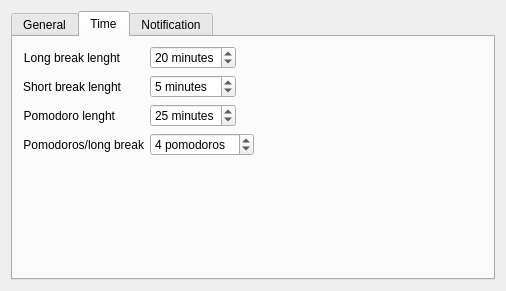
This is contents/ui/config.ui in arthurtaborda/Tomatoid as Qt 5 draws it before an edit. The edited form follows.
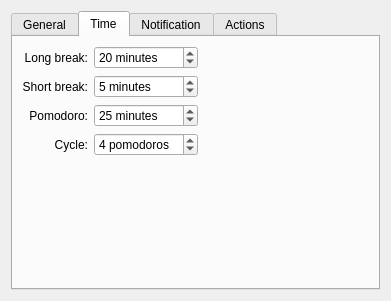
This is the edited form. The open tabs and pages were chosen to show the change. Custom widgets are drawn as their Qt base class.

Commit message: execute commands, shortcuts and config window rework

The edit to the form file:
```diff
--- a/contents/ui/config.ui
+++ b/contents/ui/config.ui
@@ -6,17 +6,17 @@
    <rect>
     <x>0</x>
     <y>0</y>
-    <width>506</width>
-    <height>291</height>
+    <width>391</width>
+    <height>301</height>
    </rect>
   </property>
-  <layout class="QGridLayout" name="gridLayout">
-   <item row="0" column="0">
-    <widget class="QTabWidget" name="tabWidget">
+  <layout class="QVBoxLayout" name="verticalLayout_3">
+   <item>
+    <widget class="QTabWidget" name="tabs">
      <property name="minimumSize">
       <size>
-       <width>370</width>
-       <height>200</height>
+       <width>0</width>
+       <height>0</height>
       </size>
      </property>
      <property name="currentIndex">
@@ -228,152 +228,10 @@
       <attribute name="title">
        <string>Time</string>
       </attribute>
-      <layout class="QFormLayout" name="formLayout">
-       <item row="0" column="0">
-        <widget class="QLabel" name="label_3">
-         <property name="text">
-          <string>Long break lenght</string>
-         </property>
-         <property name="alignment">
-          <set>Qt::AlignRight|Qt::AlignTrailing|Qt::AlignVCenter</set>
-         </property>
-        </widget>
-       </item>
-       <item row="0" column="1">
-        <layout class="QHBoxLayout" name="horizontalLayout_3">
-         <item>
-          <widget class="QSpinBox" name="kcfg_longBreakLenght">
-           <property name="suffix">
-            <string> minutes</string>
-           </property>
-           <property name="minimum">
-            <number>1</number>
-           </property>
-           <property name="maximum">
-            <number>60</number>
-           </property>
-           <property name="value">
-            <number>20</number>
-           </property>
-          </widget>
-         </item>
-         <item>
-          <spacer name="horizontalSpacer_4">
-           <property name="orientation">
-            <enum>Qt::Horizontal</enum>
-           </property>
-           <property name="sizeHint" stdset="0">
-            <size>
-             <width>40</width>
-             <height>20</height>
-            </size>
-           </property>
-          </spacer>
-         </item>
-        </layout>
-       </item>
-       <item row="1" column="0">
-        <widget class="QLabel" name="label_2">
-         <property name="text">
-          <string>Short break lenght</string>
-         </property>
-         <property name="alignment">
-          <set>Qt::AlignRight|Qt::AlignTrailing|Qt::AlignVCenter</set>
-         </property>
-        </widget>
-       </item>
-       <item row="1" column="1">
-        <layout class="QHBoxLayout" name="horizontalLayout_2">
-         <item>
-          <widget class="QSpinBox" name="kcfg_shortBreakLenght">
-           <property name="suffix">
-            <string> minutes</string>
-           </property>
-           <property name="minimum">
-            <number>1</number>
-           </property>
-           <property name="maximum">
-            <number>60</number>
-           </property>
-           <property name="value">
-            <number>5</number>
-           </property>
-          </widget>
-         </item>
-         <item>
-          <spacer name="horizontalSpacer">
-           <property name="orientation">
-            <enum>Qt::Horizontal</enum>
-           </property>
-           <property name="sizeHint" stdset="0">
-            <size>
-             <width>40</width>
-             <height>20</height>
-            </size>
-           </property>
-          </spacer>
-         </item>
-        </layout>
-       </item>
-       <item row="2" column="0">
-        <widget class="QLabel" name="label">
-         <property name="layoutDirection">
-          <enum>Qt::LeftToRight</enum>
-         </property>
-         <property name="text">
-          <string>Pomodoro lenght</string>
-         </property>
-         <property name="alignment">
-          <set>Qt::AlignRight|Qt::AlignTrailing|Qt::AlignVCenter</set>
-         </property>
-        </widget>
-       </item>
-       <item row="2" column="1">
-        <layout class="QHBoxLayout" name="horizontalLayout" stretch="0,0">
-         <item>
-          <widget class="QSpinBox" name="kcfg_pomodoroLenght">
-           <property name="suffix">
-            <string> minutes</string>
-           </property>
-           <property name="minimum">
-            <number>1</number>
-           </property>
-           <property name="maximum">
-            <number>60</number>
-           </property>
-           <property name="value">
-            <number>25</number>
-           </property>
-          </widget>
-         </item>
-         <item>
-          <spacer name="horizontalSpacer_3">
-           <property name="orientation">
-            <enum>Qt::Horizontal</enum>
-           </property>
-           <property name="sizeHint" stdset="0">
-            <size>
-             <width>40</width>
-             <height>20</height>
-            </size>
-           </property>
-          </spacer>
-         </item>
-        </layout>
-       </item>
-       <item row="3" column="0">
-        <widget class="QLabel" name="label_4">
-         <property name="text">
-          <string>Pomodoros/long break</string>
-         </property>
-         <property name="alignment">
-          <set>Qt::AlignRight|Qt::AlignTrailing|Qt::AlignVCenter</set>
-         </property>
-        </widget>
-       </item>
-       <item row="3" column="1">
-        <layout class="QHBoxLayout" name="horizontalLayout_4">
-         <item>
+      <layout class="QVBoxLayout" name="verticalLayout_4">
+       <item>
+        <layout class="QGridLayout" name="gridLayout_2">
+         <item row="3" column="1">
           <widget class="QSpinBox" name="kcfg_pomodorosPerLongBreak">
            <property name="suffix">
             <string> pomodoros</string>
@@ -389,8 +247,138 @@
            </property>
           </widget>
          </item>
-         <item>
-          <spacer name="horizontalSpacer_5">
+         <item row="2" column="0">
+          <widget class="QLabel" name="label">
+           <property name="layoutDirection">
+            <enum>Qt::LeftToRight</enum>
+           </property>
+           <property name="text">
+            <string>Pomodoro:</string>
+           </property>
+           <property name="alignment">
+            <set>Qt::AlignRight|Qt::AlignTrailing|Qt::AlignVCenter</set>
+           </property>
+          </widget>
+         </item>
+         <item row="1" column="0">
+          <widget class="QLabel" name="label_2">
+           <property name="text">
+            <string>Short break:</string>
+           </property>
+           <property name="alignment">
+            <set>Qt::AlignRight|Qt::AlignTrailing|Qt::AlignVCenter</set>
+           </property>
+          </widget>
+         </item>
+         <item row="2" column="1">
+          <widget class="QSpinBox" name="kcfg_pomodoroLenght">
+           <property name="suffix">
+            <string> minutes</string>
+           </property>
+           <property name="minimum">
+            <number>1</number>
+           </property>
+           <property name="maximum">
+            <number>60</number>
+           </property>
+           <property name="value">
+            <number>25</number>
+           </property>
+          </widget>
+         </item>
+         <item row="1" column="1">
+          <widget class="QSpinBox" name="kcfg_shortBreakLenght">
+           <property name="suffix">
+            <string> minutes</string>
+           </property>
+           <property name="minimum">
+            <number>1</number>
+           </property>
+           <property name="maximum">
+            <number>60</number>
+           </property>
+           <property name="value">
+            <number>5</number>
+           </property>
+          </widget>
+         </item>
+         <item row="3" column="0">
+          <widget class="QLabel" name="label_4">
+           <property name="text">
+            <string>Cycle:</string>
+           </property>
+           <property name="alignment">
+            <set>Qt::AlignRight|Qt::AlignTrailing|Qt::AlignVCenter</set>
+           </property>
+          </widget>
+         </item>
+         <item row="0" column="1">
+          <widget class="QSpinBox" name="kcfg_longBreakLenght">
+           <property name="suffix">
+            <string> minutes</string>
+           </property>
+           <property name="minimum">
+            <number>1</number>
+           </property>
+           <property name="maximum">
+            <number>60</number>
+           </property>
+           <property name="value">
+            <number>20</number>
+           </property>
+          </widget>
+         </item>
+         <item row="0" column="0">
+          <widget class="QLabel" name="label_3">
+           <property name="text">
+            <string>Long break:</string>
+           </property>
+           <property name="alignment">
+            <set>Qt::AlignRight|Qt::AlignTrailing|Qt::AlignVCenter</set>
+           </property>
+          </widget>
+         </item>
+         <item row="1" column="2">
+          <spacer name="horizontalSpacer_9">
+           <property name="orientation">
+            <enum>Qt::Horizontal</enum>
+           </property>
+           <property name="sizeHint" stdset="0">
+            <size>
+             <width>40</width>
+             <height>20</height>
+            </size>
+           </property>
+          </spacer>
+         </item>
+         <item row="0" column="2">
+          <spacer name="horizontalSpacer_3">
+           <property name="orientation">
+            <enum>Qt::Horizontal</enum>
+           </property>
+           <property name="sizeHint" stdset="0">
+            <size>
+             <width>40</width>
+             <height>20</height>
+            </size>
+           </property>
+          </spacer>
+         </item>
+         <item row="2" column="2">
+          <spacer name="horizontalSpacer_10">
+           <property name="orientation">
+            <enum>Qt::Horizontal</enum>
+           </property>
+           <property name="sizeHint" stdset="0">
+            <size>
+             <width>40</width>
+             <height>20</height>
+            </size>
+           </property>
+          </spacer>
+         </item>
+         <item row="3" column="2">
+          <spacer name="horizontalSpacer_11">
            <property name="orientation">
             <enum>Qt::Horizontal</enum>
            </property>
@@ -404,6 +392,19 @@
          </item>
         </layout>
        </item>
+       <item>
+        <spacer name="verticalSpacer_3">
+         <property name="orientation">
+          <enum>Qt::Vertical</enum>
+         </property>
+         <property name="sizeHint" stdset="0">
+          <size>
+           <width>20</width>
+           <height>40</height>
+          </size>
+         </property>
+        </spacer>
+       </item>
       </layout>
      </widget>
      <widget class="QWidget" name="notification">
@@ -454,12 +455,133 @@
          </layout>
         </widget>
        </item>
+       <item>
+        <spacer name="verticalSpacer_2">
+         <property name="orientation">
+          <enum>Qt::Vertical</enum>
+         </property>
+         <property name="sizeHint" stdset="0">
+          <size>
+           <width>20</width>
+           <height>40</height>
+          </size>
+         </property>
+        </spacer>
+       </item>
+      </layout>
+     </widget>
+     <widget class="QWidget" name="tab">
+      <attribute name="title">
+       <string>Actions</string>
+      </attribute>
+      <layout class="QVBoxLayout" name="verticalLayout_6">
+       <item>
+        <widget class="QGroupBox" name="groupBox_2">
+         <property name="title">
+          <string>Run command</string>
+         </property>
+         <layout class="QVBoxLayout" name="verticalLayout_7">
+          <item>
+           <layout class="QGridLayout" name="gridLayout">
+            <item row="0" column="1">
+             <widget class="KLineEdit" name="kcfg_actionStartTimer">
+              <property name="showClearButton" stdset="0">
+               <bool>true</bool>
+              </property>
+             </widget>
+            </item>
+            <item row="0" column="0">
+             <widget class="QLabel" name="label_6">
+              <property name="text">
+               <string>Start timer: </string>
+              </property>
+              <property name="alignment">
+               <set>Qt::AlignRight|Qt::AlignTrailing|Qt::AlignVCenter</set>
+              </property>
+             </widget>
+            </item>
+            <item row="2" column="0">
+             <widget class="QLabel" name="label_7">
+              <property name="text">
+               <string>End break:</string>
+              </property>
+              <property name="alignment">
+               <set>Qt::AlignRight|Qt::AlignTrailing|Qt::AlignVCenter</set>
+              </property>
+             </widget>
+            </item>
+            <item row="1" column="0">
+             <widget class="QLabel" name="label_5">
+              <property name="text">
+               <string>Start break:</string>
+              </property>
+              <property name="alignment">
+               <set>Qt::AlignRight|Qt::AlignTrailing|Qt::AlignVCenter</set>
+              </property>
+             </widget>
+            </item>
+            <item row="3" column="0">
+             <widget class="QLabel" name="label_9">
+              <property name="text">
+               <string>End cycle:</string>
+              </property>
+              <property name="alignment">
+               <set>Qt::AlignRight|Qt::AlignTrailing|Qt::AlignVCenter</set>
+              </property>
+             </widget>
+            </item>
+            <item row="1" column="1">
+             <widget class="KLineEdit" name="kcfg_actionStartBreak">
+              <property name="showClearButton" stdset="0">
+               <bool>true</bool>
+              </property>
+             </widget>
+            </item>
+            <item row="2" column="1">
+             <widget class="KLineEdit" name="kcfg_actionEndBreak">
+              <property name="showClearButton" stdset="0">
+               <bool>true</bool>
+              </property>
+             </widget>
+            </item>
+            <item row="3" column="1">
+             <widget class="KLineEdit" name="kcfg_actionEndCycle">
+              <property name="showClearButton" stdset="0">
+               <bool>true</bool>
+              </property>
+             </widget>
+            </item>
+           </layout>
+          </item>
+          <item>
+           <spacer name="verticalSpacer_4">
+            <property name="orientation">
+             <enum>Qt::Vertical</enum>
+            </property>
+            <property name="sizeHint" stdset="0">
+             <size>
+              <width>20</width>
+              <height>40</height>
+             </size>
+            </property>
+           </spacer>
+          </item>
+         </layout>
+        </widget>
+       </item>
       </layout>
      </widget>
     </widget>
    </item>
   </layout>
  </widget>
+ <customwidgets>
+  <customwidget>
+   <class>KLineEdit</class>
+   <extends>QLineEdit</extends>
+   <header>klineedit.h</header>
+  </customwidget>
+ </customwidgets>
  <resources/>
  <connections>
   <connection>
```
Left out of the diff: 123 changed lines with no effect on the pictures. The commit also changes 9 other files.
